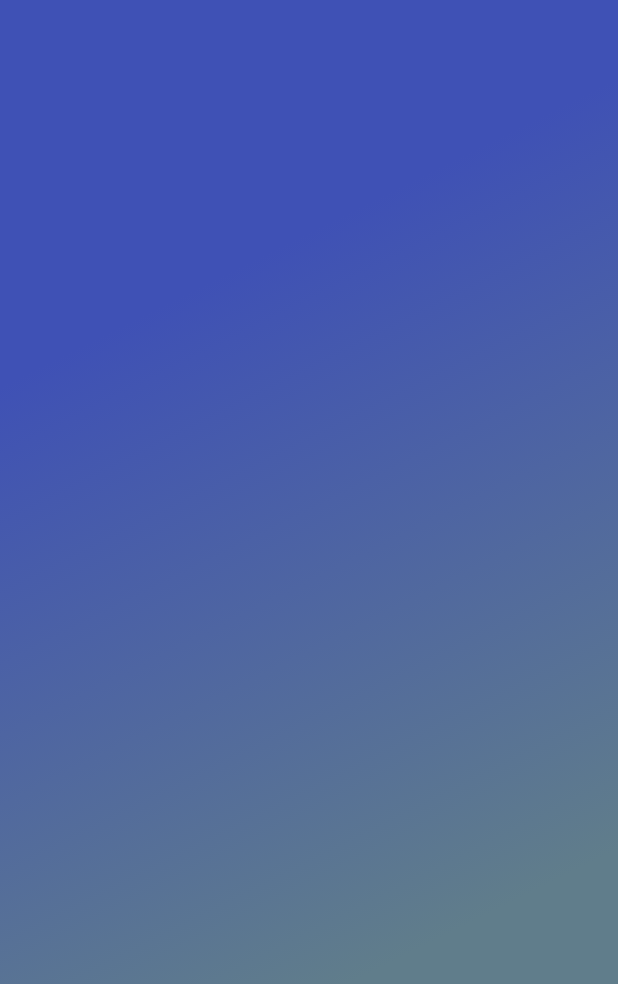
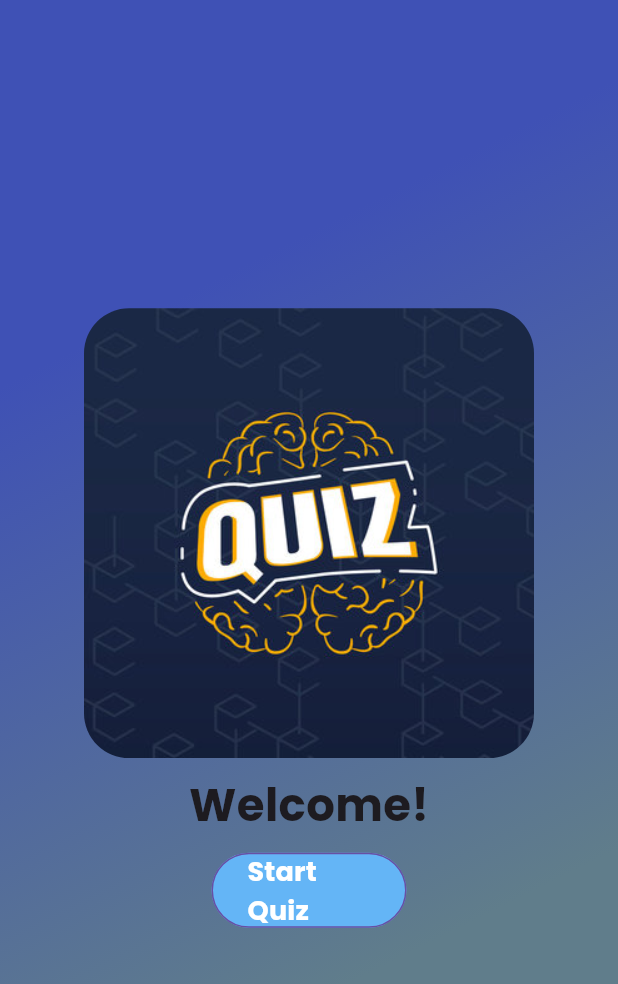
Before and after one commit to rashen33/quiz_app_flutter, a Flutter app: the screen it shows after launch, on a phone screen of 412 x 824 dp. Shown: the top 984 px of the screen. Run offline on Flutter 3.47's test engine with Material 3 defaults, Android fonts, the phone set to English and light mode, and no system bars; our stand-ins replace google_fonts.

Commit message:
styled the start screen

```diff
--- a/lib/quiz_app.dart
+++ b/lib/quiz_app.dart
@@ -1,4 +1,5 @@
 import 'package:flutter/material.dart';
+import 'package:quiz_app_flutter/start_screen.dart';
 
 class Quiz extends StatefulWidget {
   const Quiz({super.key});
@@ -21,6 +22,7 @@ class _QuizState extends State<Quiz> {
               end: Alignment.topLeft,
             ),
           ),
+          child: const StartScreen(),
         ),
       ),
     );
--- /dev/null
+++ b/lib/start_screen.dart
@@ -0,0 +1,55 @@
+import 'package:flutter/material.dart';
+import 'package:google_fonts/google_fonts.dart';
+
+class StartScreen extends StatelessWidget {
+  const StartScreen({super.key});
+
+  @override
+  Widget build(BuildContext context) {
+    return Center(
+      child: Column(
+        mainAxisSize: MainAxisSize.min,
+        children: [
+          Container(
+            width: 300,
+            child: ClipRRect(
+              borderRadius: BorderRadius.circular(30),
+              child: Image.asset('assets/images/quizcover.jpg'),
+            ),
+          ),
+          const SizedBox(
+            height: 10,
+          ),
+          Text(
+            'Welcome!',
+            style: GoogleFonts.poppins(
+              fontSize: 30,
+              fontWeight: FontWeight.bold,
+            ),
+          ),
+          const SizedBox(
+            height: 10,
+          ),
+          SizedBox(
+            width: 130,
+            height: 50,
+            child: OutlinedButton(
+              style: OutlinedButton.styleFrom(
+                backgroundColor: Colors.blue[300],
+              ),
+              onPressed: () {},
+              autofocus: true,
+               child: Text("Start Quiz",
+                style: GoogleFonts.poppins(
+                  fontSize: 18,
+                  fontWeight: FontWeight.bold,
+                  color: Colors.white,
+                ),
+               ),
+            ),
+          ),
+        ],
+      ),
+    );
+  }
+}
--- a/pubspec.yaml
+++ b/pubspec.yaml
@@ -35,6 +35,7 @@ dependencies:
   # The following adds the Cupertino Icons font to your application.
   # Use with the CupertinoIcons class for iOS style icons.
   cupertino_icons: ^1.0.2
+  google_fonts: ^6.1.0
 
 dev_dependencies:
   flutter_test:
@@ -59,9 +60,8 @@ flutter:
   uses-material-design: true
 
   # To add assets to your application, add an assets section, like this:
-  # assets:
-  #   - images/a_dot_burr.jpeg
-  #   - images/a_dot_ham.jpeg
+  assets:
+    - 'assets/images/quizcover.jpg'
 
   # An image asset can refer to one or more resolution-specific "variants", see
   # https://flutter.dev/assets-and-images/#resolution-aware
```
Also changed, not shown: assets/images/quizcover.jpg (added), pubspec.lock, 1 other file.
